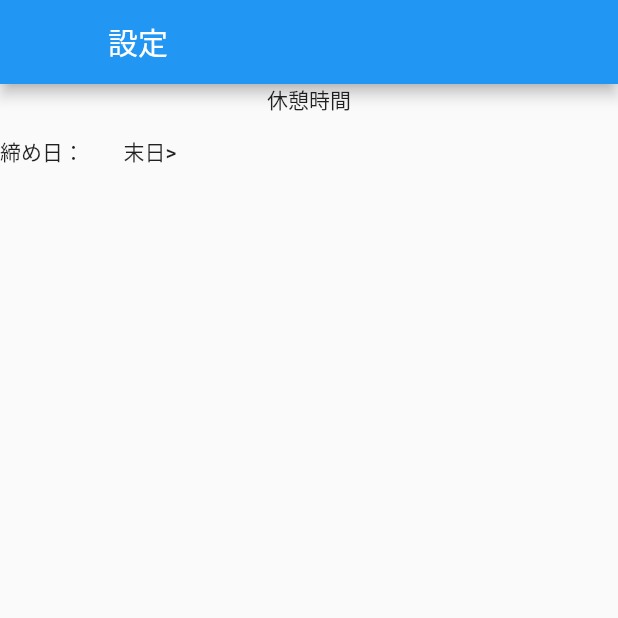
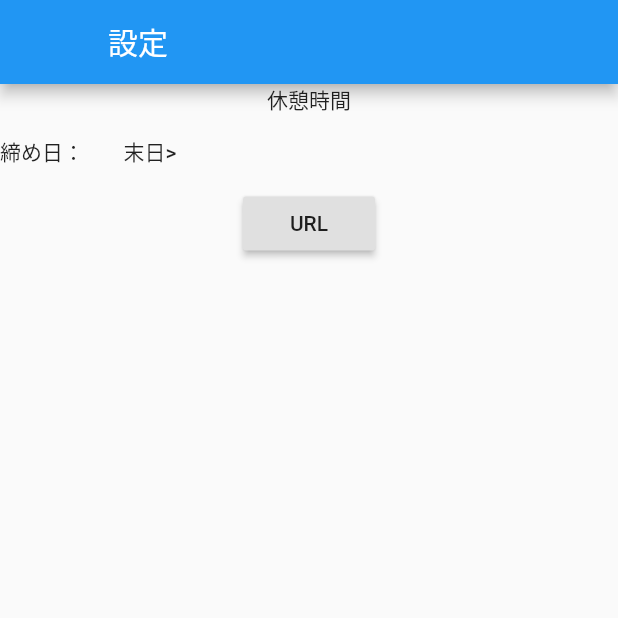
Before and after one commit to kura-kento/attendance, a Flutter app: the SettingPage screen opened directly, on a phone screen of 412 x 824 dp, the top half of it. Run offline on Flutter 3.47's test engine with Material 2 defaults, Android fonts, the phone set to English and light mode, and no system bars; our stand-ins replace cloud_firestore, firebase_auth, firebase_database, flutter_secure_storage, google_sign_in, qr_flutter and 1 more; missing offline and left inert: barcode_scan; accounts and stored records are empty.

Commit message:
まとめブログ作成テスト

```diff
--- a/lib/screens/setting_page.dart
+++ b/lib/screens/setting_page.dart
@@ -1,6 +1,8 @@
 import 'package:attendance_app/utils/shared_prefs.dart';
 import 'package:flutter/cupertino.dart';
 import 'package:flutter/material.dart';
+
+import 'package:url_launcher/url_launcher.dart';
 
 class SettingPage extends StatefulWidget {
   @override
@@ -71,9 +73,23 @@ class _SettingPageState extends State<SettingPage> {
                   )
                 ],
               ),
+              RaisedButton(
+                child:Text("URL"),
+                onPressed: _launchURL,
+              )
             ],
           )
         ),
     );
   }
+
+  _launchURL() async {
+    const url = 'http://hamusoku.com/';
+    if (await canLaunch(url)) {
+      await launch(url);
+    } else {
+      throw 'Could not launch $url';
+    }
+  }
+
 }
--- a/pubspec.yaml
+++ b/pubspec.yaml
@@ -39,6 +39,8 @@ dependencies:
   flash: "^1.2.0"
   flutter_secure_storage: ^3.3.3
   characters: ^1.0.0
+  url_launcher: ^5.5.0
+  flutter_html: ^1.0.0
 
 dev_dependencies:
   flutter_test:
```
Also changed, not shown: lib/screens/apply_page.dart (+7 -4 lines), pubspec.lock, 1 other file.
